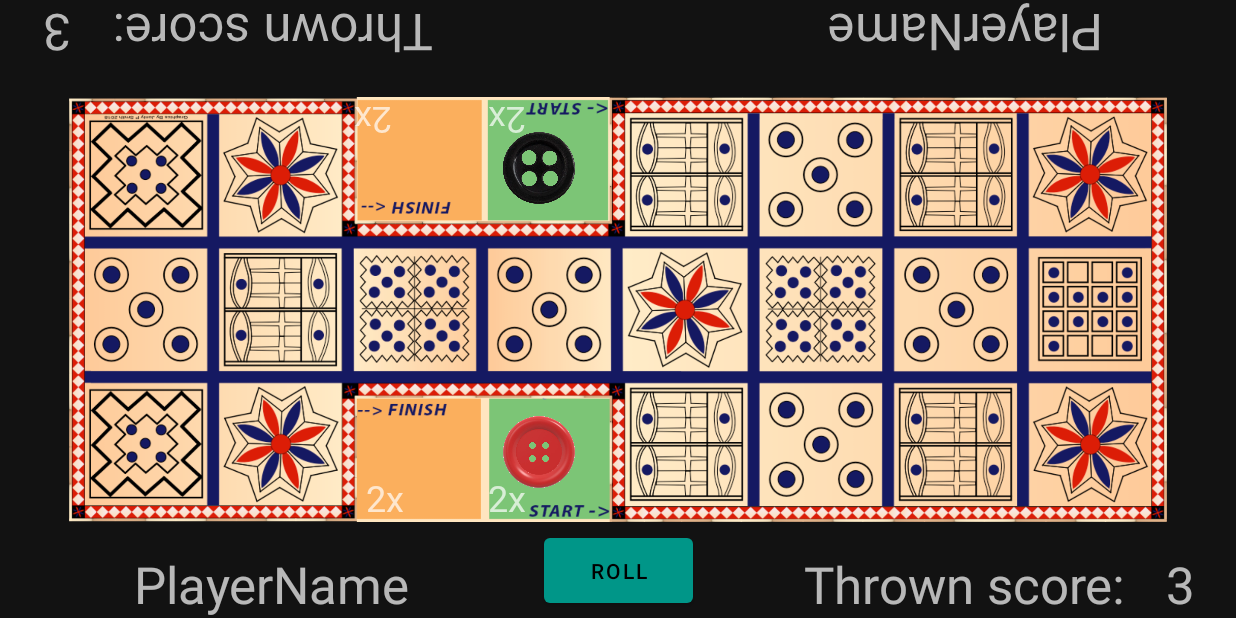
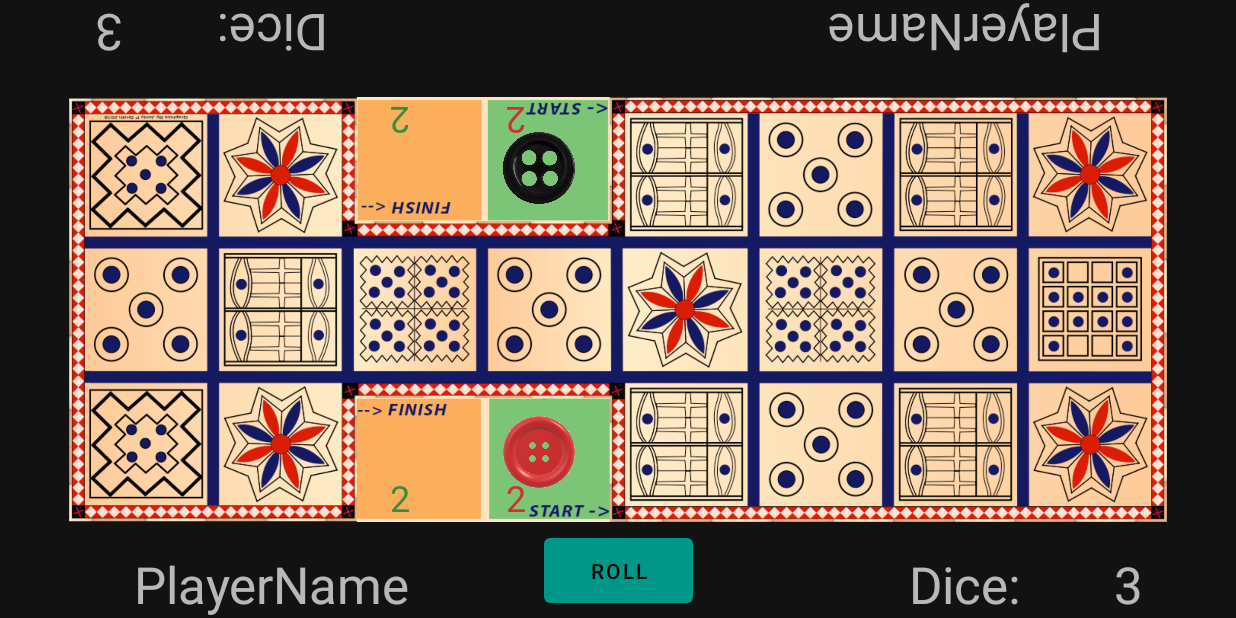
Before and after one commit to rubenoosterwijk/RoyalGameofUr, an Android app: the UrGameFragment screen opened through its navigation route, on a phone screen of 824 x 412 dp (held sideways). Run offline under Robolectric (Android 15) with nearby library versions, the light colour scheme and no system bars; our stand-ins replace Room's generated code; 1 statement that could not run was skipped.

Commit message:
Minor changes to the layout

```diff
--- a/app/src/main/res/layout/fragment_board.xml
+++ b/app/src/main/res/layout/fragment_board.xml
@@ -287,6 +287,7 @@
         android:layout_height="wrap_content"
         android:layout_marginEnd="12dp"
         android:text="@string/pieces_leftp1"
+        android:textColor="#D32F2F"
         android:textSize="24sp"
         app:layout_constraintBottom_toBottomOf="@+id/board"
         app:layout_constraintEnd_toStartOf="@+id/btn_roll_p1" />
@@ -295,8 +296,9 @@
         android:id="@+id/scorep1"
         android:layout_width="wrap_content"
         android:layout_height="wrap_content"
-        android:layout_marginEnd="56dp"
+        android:layout_marginEnd="64dp"
         android:text="@string/pieces_leftp1"
+        android:textColor="#388E3C"
         android:textSize="24sp"
         app:layout_constraintBottom_toBottomOf="@+id/piecesleftp1"
         app:layout_constraintEnd_toStartOf="@+id/piecesleftp1"
@@ -304,26 +306,28 @@
         app:layout_constraintVertical_bias="1.0" />
 
     <TextView
-        android:id="@+id/piecesleftp2"
+        android:id="@+id/scorep2"
         android:layout_width="wrap_content"
         android:layout_height="wrap_content"
         android:layout_marginEnd="64dp"
         android:rotationX="180"
         android:rotationY="180"
         android:text="@string/pieces_leftp2"
+        android:textColor="#388E3C"
         android:textSize="24sp"
-        app:layout_constraintBottom_toBottomOf="@+id/scorep2"
-        app:layout_constraintEnd_toStartOf="@+id/scorep2"
-        app:layout_constraintTop_toTopOf="@+id/scorep2" />
+        app:layout_constraintBottom_toBottomOf="@+id/piecesleftp2"
+        app:layout_constraintEnd_toStartOf="@+id/piecesleftp2"
+        app:layout_constraintTop_toTopOf="@+id/piecesleftp2" />
 
     <TextView
-        android:id="@+id/scorep2"
+        android:id="@+id/piecesleftp2"
         android:layout_width="wrap_content"
         android:layout_height="wrap_content"
         android:layout_marginEnd="12dp"
         android:rotationX="180"
         android:rotationY="180"
         android:text="@string/pieces_leftp2"
+        android:textColor="#D32F2F"
         android:textSize="24sp"
         app:layout_constraintEnd_toStartOf="@+id/btn_roll_p2"
         app:layout_constraintTop_toTopOf="@+id/board" />
--- a/app/src/main/res/layout/fragment_start.xml
+++ b/app/src/main/res/layout/fragment_start.xml
@@ -40,6 +40,7 @@
 
     <com.google.android.material.textfield.TextInputEditText
         android:id="@+id/namefield1"
+        android:inputType="text"
         android:layout_width="0dp"
         android:layout_height="wrap_content"
         android:hint="@string/enter_your_name"
@@ -48,6 +49,7 @@
 
     <com.google.android.material.textfield.TextInputEditText
         android:id="@+id/namefield2"
+        android:inputType="text"
         android:layout_width="0dp"
         android:layout_height="wrap_content"
         android:hint="@string/enter_your_name2"
--- a/app/src/main/res/values/strings.xml
+++ b/app/src/main/res/values/strings.xml
@@ -12,15 +12,15 @@
     <string name="delete_all">Deleted all the games</string>
     <string name="undo_string">undo</string>
 
-    <string name="pieces_leftp1">2x</string>
-    <string name="pieces_leftp2">2x</string>
+    <string name="pieces_leftp1">2</string>
+    <string name="pieces_leftp2">2</string>
     <!-- TODO: Remove or change this placeholder text -->
     <string name="hello_blank_fragment">Hello blank fragment</string>
     <string name="enter_your_name">Enter name player 1</string>
     <string name="welcome">Welcome to the Royal Game of Ur</string>
     <string name="playername">PlayerName</string>
     <string name="enter_your_name2">Enter name player 2</string>
-    <string name="thrown_score">Thrown score:</string>
+    <string name="thrown_score">Dice:</string>
     <string name="roll">Roll</string>
     <string name="play">Play</string>
 </resources>
```
